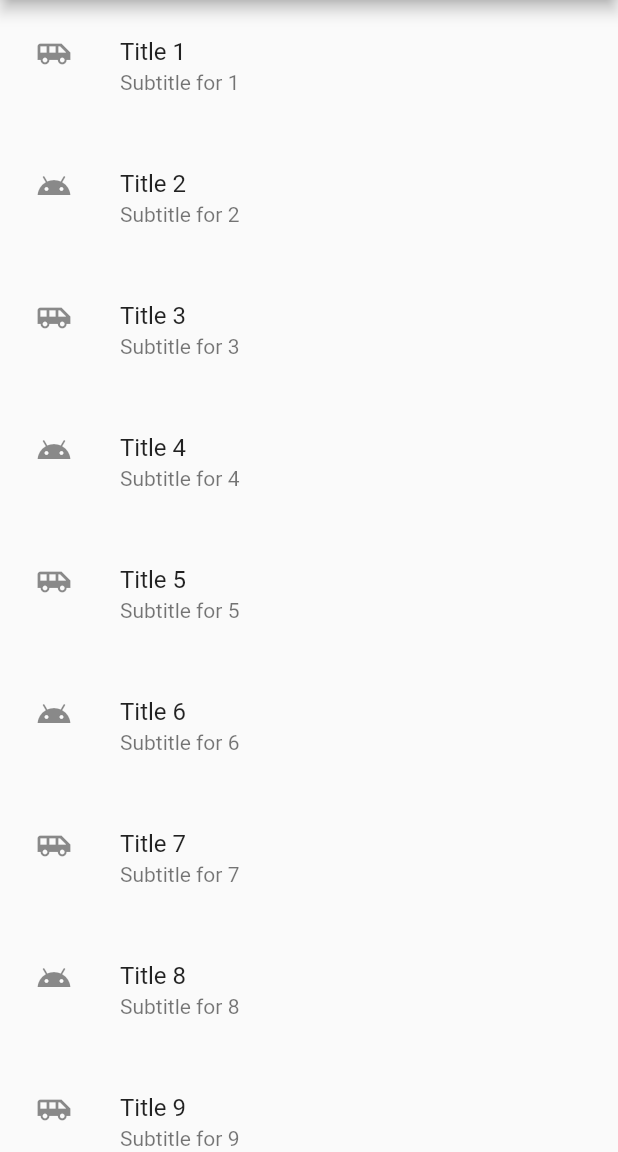
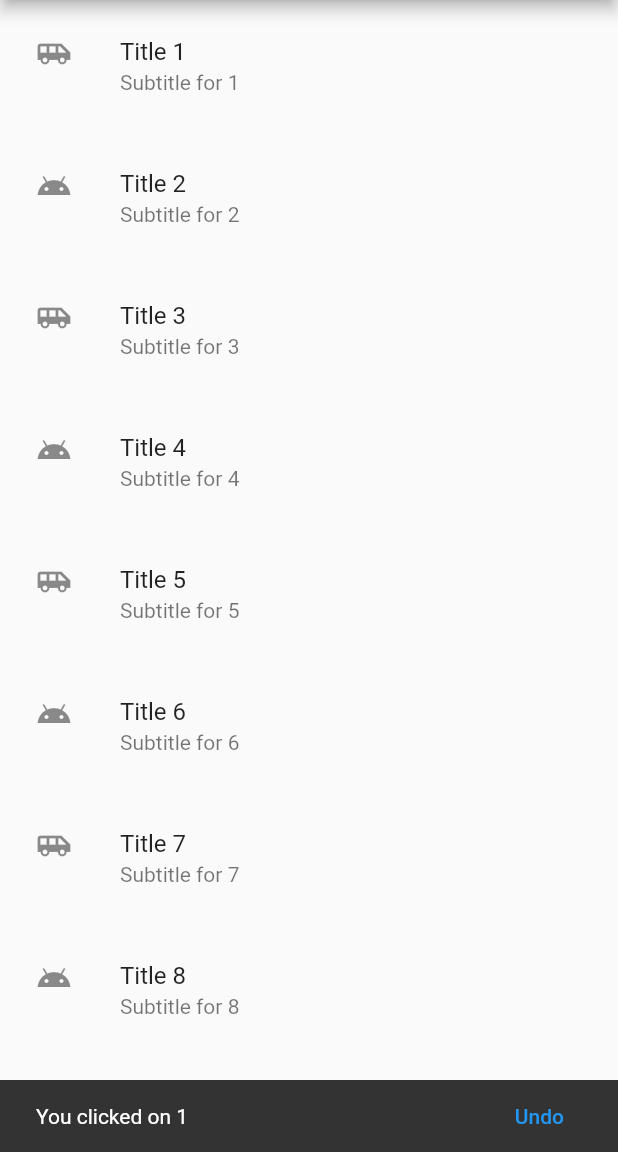
Before and after one commit to erikrios/simple-list-view, a Flutter app: the screen it shows after launch, after a tap on an icon or button, on a phone screen of 412 x 824 dp, the part 84-1236 px from its top. Run offline on Flutter 3.47's test engine with Material 2 defaults, Android fonts, the phone set to English and light mode, and no system bars.

```diff
--- a/lib/main.dart
+++ b/lib/main.dart
@@ -6,7 +6,8 @@ void main() => runApp(MaterialApp(
     ));
 
 class HomeApp extends StatelessWidget {
-  List<int> dummyTexts = List<int>.generate(1000, (index) => index + 1);
+
+  final List<int> dummyTexts = List<int>.generate(1000, (index) => index + 1);
 
   @override
   Widget build(BuildContext context) => Scaffold(
@@ -21,7 +22,15 @@ class HomeApp extends StatelessWidget {
               leading: Icon(
                   (index % 2 == 0) ? Icons.airport_shuttle : Icons.android),
               onTap: () {
-                print('Clicked on ${dummyTexts[index]}');
+                SnackBar snackBar = SnackBar(
+                  content: Text('You clicked on ${dummyTexts[index]}'),
+                  action: SnackBarAction(
+                      label: 'Undo',
+                      onPressed: () {
+                        print('Undo the action for item ${dummyTexts[index]}');
+                      }),
+                );
+                Scaffold.of(context).showSnackBar(snackBar);
               },
               contentPadding: EdgeInsets.all(8.0),
             );
```
